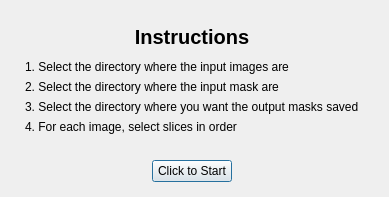
Old version of the form src/connected_components/DialogWelcome.ui in the repository rpwang17/photo_reconstruction.
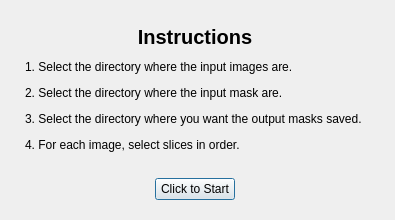
New version of the form.

```diff
--- a/src/connected_components/DialogWelcome.ui
+++ b/src/connected_components/DialogWelcome.ui
@@ -7,7 +7,7 @@
     <x>0</x>
     <y>0</y>
     <width>568</width>
-    <height>239</height>
+    <height>254</height>
    </rect>
   </property>
   <property name="windowTitle">
@@ -27,7 +27,7 @@
     <number>30</number>
    </property>
    <property name="bottomMargin">
-    <number>15</number>
+    <number>20</number>
    </property>
    <item>
     <widget class="QLabel" name="label">
@@ -64,28 +64,7 @@
    <item>
     <widget class="QLabel" name="label_2">
      <property name="text">
-      <string>1. Select the directory where the input images are</string>
-     </property>
-    </widget>
-   </item>
-   <item>
-    <widget class="QLabel" name="label_3">
-     <property name="text">
-      <string>2. Select the directory where the input mask are</string>
-     </property>
-    </widget>
-   </item>
-   <item>
-    <widget class="QLabel" name="label_4">
-     <property name="text">
-      <string>3. Select the directory where you want the output masks saved</string>
-     </property>
-    </widget>
-   </item>
-   <item>
-    <widget class="QLabel" name="label_5">
-     <property name="text">
-      <string>4. For each image, select slices in order</string>
+      <string>&lt;p&gt;1. Select the directory where the input images are. &lt;/p&gt;&lt;p&gt;2. Select the directory where the input mask are. &lt;/p&gt;&lt;p&gt;3. Select the directory where you want the output masks saved. &lt;/p&gt;&lt;p&gt;4. For each image, select slices in order.&lt;/p&gt;</string>
      </property>
     </widget>
    </item>
```
